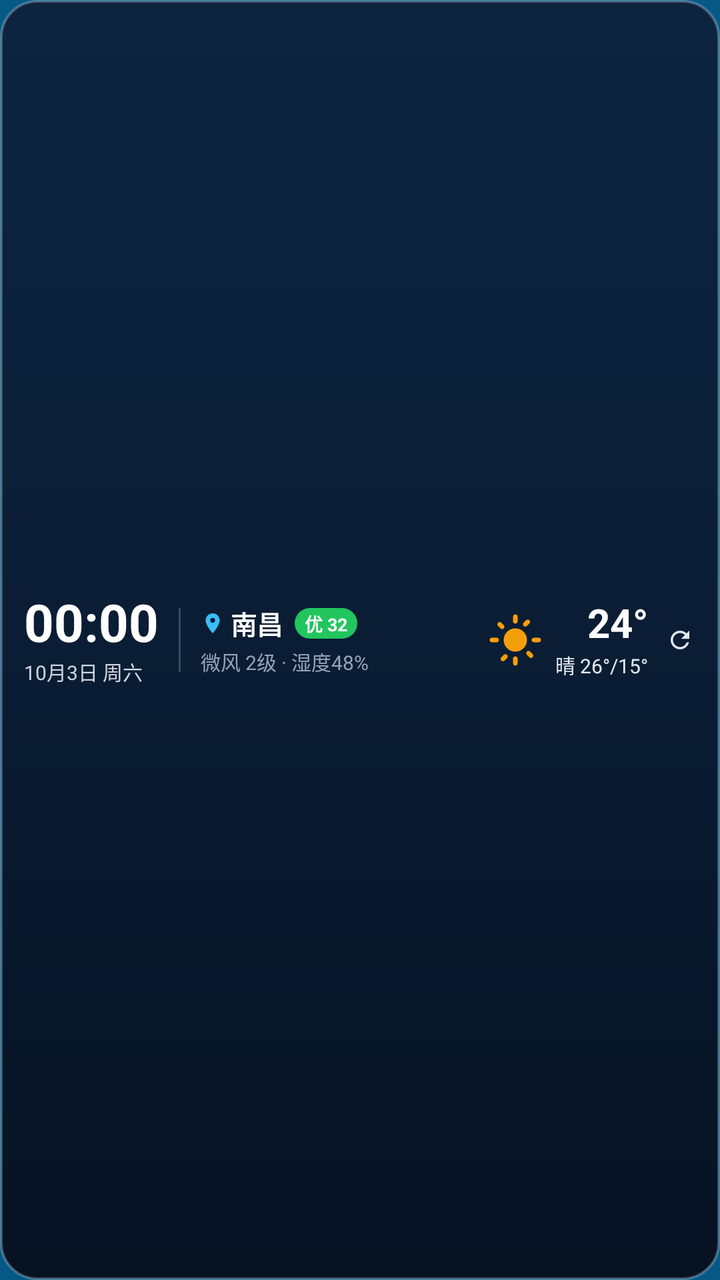
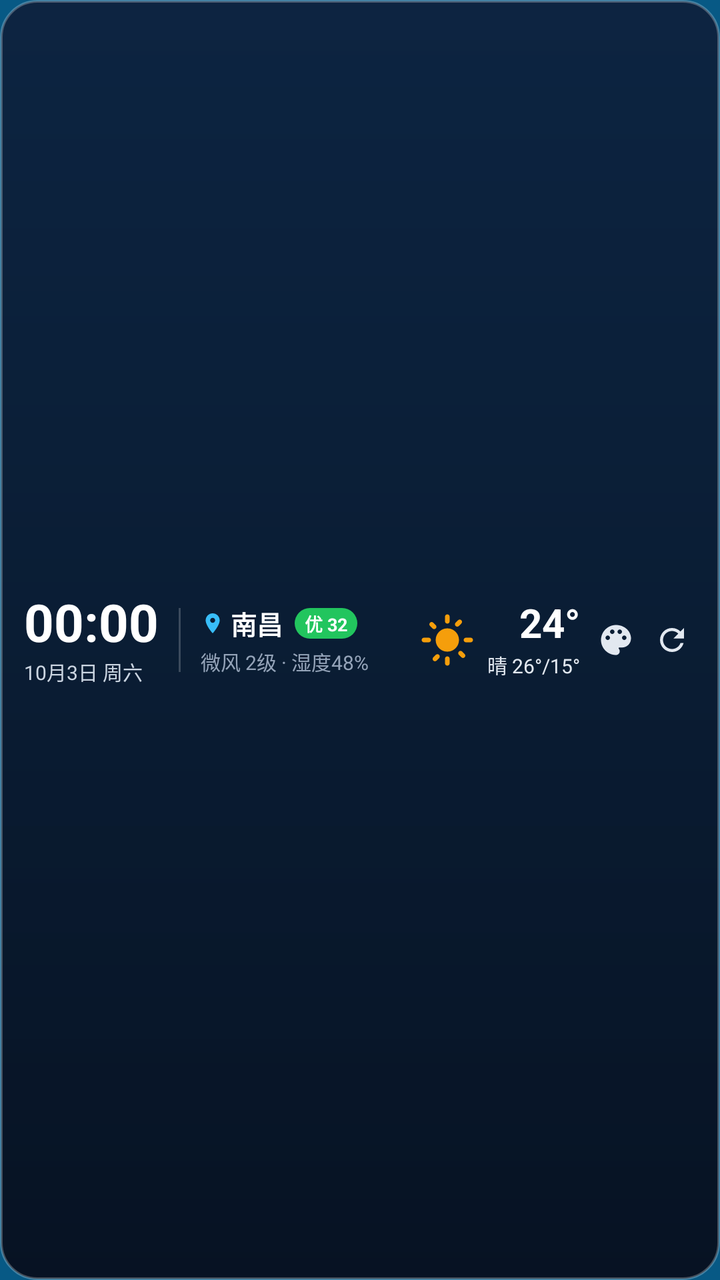

Screens rendered from an Android XML layout before and after an edit, with the pre-edit source and the edit as a unified diff.
<!-- AndroidManifest.xml: application theme AppTheme -->
<!-- res/layout/widget_weather_4x1.xml -->
<?xml version="1.0" encoding="utf-8"?>
<LinearLayout xmlns:android="http://schemas.android.com/apk/res/android"
    android:id="@+id/widget_root"
    android:layout_width="match_parent"
    android:layout_height="match_parent"
    android:orientation="horizontal"
    android:background="@drawable/widget_bg_4x1"
    android:paddingLeft="12dp"
    android:paddingRight="12dp"
    android:paddingTop="8dp"
    android:paddingBottom="8dp"
    android:gravity="center_vertical">

    
    <LinearLayout
        android:layout_width="wrap_content"
        android:layout_height="wrap_content"
        android:orientation="vertical"
        android:gravity="center_vertical">

        <TextClock
            android:id="@+id/widget_text_clock"
            android:layout_width="wrap_content"
            android:layout_height="wrap_content"
            android:format24Hour="HH:mm"
            android:format12Hour="HH:mm"
            android:textSize="26sp"
            android:textStyle="bold"
            android:textColor="#FFFFFF"
            android:includeFontPadding="false" />

        <TextView
            android:id="@+id/widget_date_label"
            android:layout_width="wrap_content"
            android:layout_height="wrap_content"
            android:text="10月3日 周六"
            android:textSize="10sp"
            android:textColor="#CBD5E1"
            android:layout_marginTop="1dp" />
    </LinearLayout>

    
    <FrameLayout
        android:layout_width="1dp"
        android:layout_height="32dp"
        android:background="#33FFFFFF"
        android:layout_marginLeft="10dp"
        android:layout_marginRight="10dp" />

    
    <LinearLayout
        android:layout_width="wrap_content"
        android:layout_height="wrap_content"
        android:orientation="vertical"
        android:gravity="center_vertical">

        <LinearLayout
            android:layout_width="wrap_content"
            android:layout_height="wrap_content"
            android:orientation="horizontal"
            android:gravity="center_vertical">

            <ImageView
                android:layout_width="12dp"
                android:layout_height="12dp"
                android:src="@drawable/ic_widget_location" />

            <TextView
                android:id="@+id/widget_city_name"
                android:layout_width="wrap_content"
                android:layout_height="wrap_content"
                android:text="南昌"
                android:textSize="13sp"
                android:textStyle="bold"
                android:textColor="#FFFFFF"
                android:layout_marginLeft="3dp" />

            <LinearLayout
                android:id="@+id/widget_aqi_badge"
                android:layout_width="wrap_content"
                android:layout_height="wrap_content"
                android:background="@drawable/widget_aqi_badge"
                android:paddingLeft="5dp"
                android:paddingRight="5dp"
                android:paddingTop="1dp"
                android:paddingBottom="1dp"
                android:layout_marginLeft="6dp">

                <TextView
                    android:id="@+id/widget_aqi_text"
                    android:layout_width="wrap_content"
                    android:layout_height="wrap_content"
                    android:text="优 32"
                    android:textSize="9sp"
                    android:textStyle="bold"
                    android:textColor="#FFFFFF" />
            </LinearLayout>
        </LinearLayout>

        <TextView
            android:id="@+id/widget_sub_info"
            android:layout_width="wrap_content"
            android:layout_height="wrap_content"
            android:text="微风 2级 · 湿度48%"
            android:textSize="10sp"
            android:textColor="#94A3B8"
            android:layout_marginTop="2dp" />
    </LinearLayout>

    
    <FrameLayout
        android:layout_width="0dp"
        android:layout_height="1dp"
        android:layout_weight="1" />

    
    <LinearLayout
        android:layout_width="wrap_content"
        android:layout_height="wrap_content"
        android:orientation="horizontal"
        android:gravity="center_vertical">

        <ImageView
            android:id="@+id/widget_weather_icon"
            android:layout_width="28dp"
            android:layout_height="28dp"
            android:src="@drawable/ic_weather_sunny" />

        <LinearLayout
            android:layout_width="wrap_content"
            android:layout_height="wrap_content"
            android:orientation="vertical"
            android:gravity="end|center_vertical"
            android:layout_marginLeft="6dp">

            <TextView
                android:id="@+id/widget_temperature"
                android:layout_width="wrap_content"
                android:layout_height="wrap_content"
                android:text="24°"
                android:textSize="20sp"
                android:textStyle="bold"
                android:textColor="#FFFFFF"
                android:includeFontPadding="false" />

            <TextView
                android:id="@+id/widget_weather_desc"
                android:layout_width="wrap_content"
                android:layout_height="wrap_content"
                android:text="晴 26°/15°"
                android:textSize="10sp"
                android:textColor="#E2E8F0"
                android:layout_marginTop="1dp" />
        </LinearLayout>

        <ImageView
            android:id="@+id/widget_btn_refresh"
            android:layout_width="16dp"
            android:layout_height="16dp"
            android:src="@drawable/ic_widget_refresh"
            android:padding="1dp"
            android:layout_marginLeft="8dp" />
    </LinearLayout>

</LinearLayout>
<!-- resources referenced by this layout -->
<resources>
  <!-- drawable ic_widget_location (drawable) -->
  <vector xmlns:android="http://schemas.android.com/apk/res/android"
      android:width="20dp"
      android:height="20dp"
      android:viewportWidth="24"
      android:viewportHeight="24">
    <path
        android:fillColor="#38BDF8"
        android:pathData="M12,2C8.13,2 5,5.13 5,9c0,5.25 7,13 7,13s7,-7.75 7,-13c0,-3.87 -3.13,-7 -7,-7zM12,11.5c-1.38,0 -2.5,-1.12 -2.5,-2.5s1.12,-2.5 2.5,-2.5 2.5,1.12 2.5,2.5 -1.12,2.5 -2.5,2.5z"/>
  </vector>
  <!-- drawable ic_widget_refresh (drawable) -->
  <vector xmlns:android="http://schemas.android.com/apk/res/android"
      android:width="20dp"
      android:height="20dp"
      android:viewportWidth="24"
      android:viewportHeight="24">
    <path
        android:fillColor="#E2E8F0"
        android:pathData="M17.65,6.35C16.2,4.9 14.21,4 12,4c-4.42,0 -7.99,3.58 -7.99,8s3.57,8 7.99,8c3.73,0 6.84,-2.55 7.73,-6h-2.08c-0.82,2.33 -3.04,4 -5.65,4 -3.31,0 -6,-2.69 -6,-6s2.69,-6 6,-6c1.66,0 3.14,0.69 4.22,1.78L13,11h7V4l-2.35,2.35z"/>
  </vector>
  <!-- drawable widget_aqi_badge (drawable) -->
  <?xml version="1.0" encoding="utf-8"?>
  <shape xmlns:android="http://schemas.android.com/apk/res/android"
      android:shape="rectangle">
      <corners android:radius="8dp" />
      <solid android:color="#22C55E" />
  </shape>
  <!-- drawable widget_bg_4x1 (drawable) -->
  <?xml version="1.0" encoding="utf-8"?>
  <shape xmlns:android="http://schemas.android.com/apk/res/android"
      android:shape="rectangle">
      <corners android:radius="18dp" />
      <gradient
          android:angle="270"
          android:startColor="#E60D1E3A"
          android:centerColor="#E60A162B"
          android:endColor="#F2060E1D" />
      <stroke
          android:width="1.2dp"
          android:color="#40FFFFFF" />
  </shape>
  <style name="AppTheme" parent="Theme.AppCompat.DayNight.NoActionBar">
      <item name="android:windowBackground">@color/splashscreen_background</item>
      <item name="android:editTextBackground">@drawable/rn_edit_text_material</item>
      <item name="colorPrimary">@color/colorPrimary</item>
      <item name="android:statusBarColor">@android:color/transparent</item>
      <item name="android:navigationBarColor">@android:color/transparent</item>
    </style>
  <color name="splashscreen_background">#075985</color>
  <!-- drawable rn_edit_text_material (drawable) -->
  <?xml version="1.0" encoding="utf-8"?>
  <inset xmlns:android="http://schemas.android.com/apk/res/android"
         android:insetLeft="@dimen/abc_edit_text_inset_horizontal_material"
         android:insetRight="@dimen/abc_edit_text_inset_horizontal_material"
         android:insetTop="@dimen/abc_edit_text_inset_top_material"
         android:insetBottom="@dimen/abc_edit_text_inset_bottom_material"
         >
  
      <selector>
          
          <item android:state_enabled="false" android:drawable="@drawable/abc_textfield_default_mtrl_alpha"/>
          <item android:drawable="@drawable/abc_textfield_activated_mtrl_alpha"/>
      </selector>
  
  </inset>
  <color name="colorPrimary">#023c69</color>
  <!-- unchanged entries left out for length: 1 -->
</resources>

<!-- the commit's change to res/layout/widget_weather_4x1.xml (unified diff, before → after) -->
@@ -154,12 +154,20 @@
         </LinearLayout>
 
         <ImageView
+            android:id="@+id/widget_btn_skin"
+            android:layout_width="24dp"
+            android:layout_height="24dp"
+            android:src="@drawable/ic_widget_skin"
+            android:padding="3dp"
+            android:layout_marginLeft="6dp" />
+
+        <ImageView
             android:id="@+id/widget_btn_refresh"
-            android:layout_width="16dp"
-            android:layout_height="16dp"
+            android:layout_width="24dp"
+            android:layout_height="24dp"
             android:src="@drawable/ic_widget_refresh"
-            android:padding="1dp"
-            android:layout_marginLeft="8dp" />
+            android:padding="3dp"
+            android:layout_marginLeft="4dp" />
     </LinearLayout>
 
 </LinearLayout>
<!-- resource entries referenced after the edit -->
@@ -19,6 +19,16 @@
     <path
         android:fillColor="#E2E8F0"
         android:pathData="M17.65,6.35C16.2,4.9 14.21,4 12,4c-4.42,0 -7.99,3.58 -7.99,8s3.57,8 7.99,8c3.73,0 6.84,-2.55 7.73,-6h-2.08c-0.82,2.33 -3.04,4 -5.65,4 -3.31,0 -6,-2.69 -6,-6s2.69,-6 6,-6c1.66,0 3.14,0.69 4.22,1.78L13,11h7V4l-2.35,2.35z"/>
+  </vector>
+  <!-- drawable ic_widget_skin (drawable) -->
+  <vector xmlns:android="http://schemas.android.com/apk/res/android"
+      android:width="20dp"
+      android:height="20dp"
+      android:viewportWidth="24"
+      android:viewportHeight="24">
+    <path
+        android:fillColor="#E2E8F0"
+        android:pathData="M12,2C6.49,2 2,6.49 2,12s4.49,10 10,10c1.38,0 2.5,-1.12 2.5,-2.5c0,-0.61 -0.23,-1.2 -0.64,-1.67c-0.08,-0.1 -0.1,-0.22 -0.1,-0.33c0,-0.28 0.22,-0.5 0.5,-0.5H16c3.31,0 6,-2.69 6,-6C22,5.96 17.51,2 12,2zM6.5,12c-0.83,0 -1.5,-0.67 -1.5,-1.5S5.67,9 6.5,9S8,9.67 8,10.5S7.33,12 6.5,12zM9.5,8C8.67,8 8,7.33 8,6.5S8.67,5 9.5,5s1.5,0.67 1.5,1.5S10.33,8 9.5,8zM14.5,8C13.67,8 13,7.33 13,6.5S13.67,5 14.5,5s1.5,0.67 1.5,1.5S15.33,8 14.5,8zM17.5,12c-0.83,0 -1.5,-0.67 -1.5,-1.5S16.67,9 17.5,9s1.5,0.67 1.5,1.5S18.33,12 17.5,12z"/>
   </vector>
   <!-- drawable widget_aqi_badge (drawable) -->
   <?xml version="1.0" encoding="utf-8"?>
